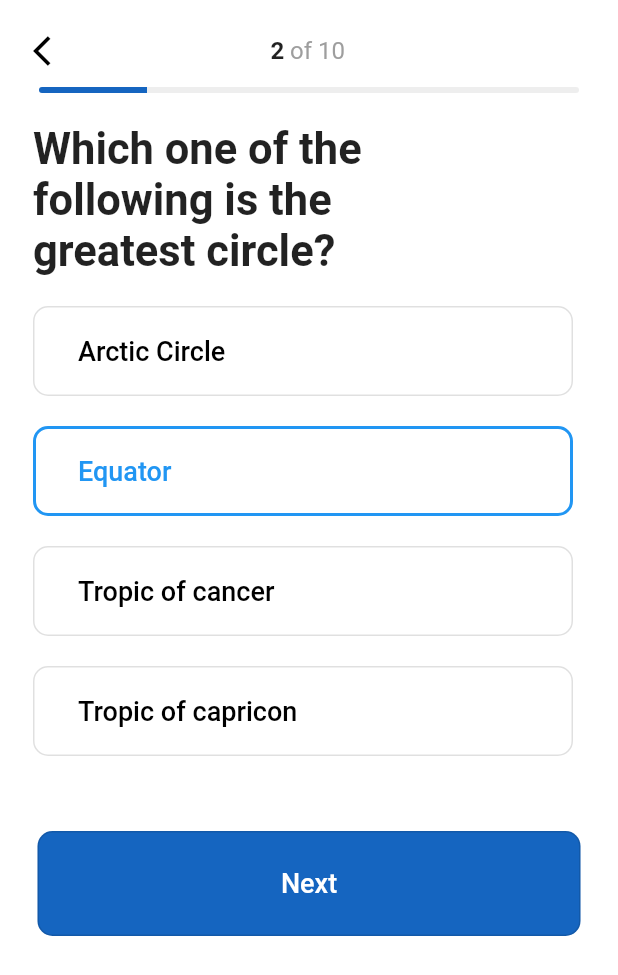
After one commit to Druxa063/flutter_lab_1, a Flutter app: the screen it shows after launch, after a tap on "Science", on a phone screen of 412 x 824 dp. The commit adds this screen. Shown: the top 975 px of the screen. Run offline on Flutter 3.47's test engine with Material 2 defaults, Android fonts, the phone set to English and light mode, and no system bars.

Commit message:
second page

```diff
--- a/lib/HomePage.dart
+++ b/lib/HomePage.dart
@@ -1,5 +1,7 @@
 import 'package:flutter/cupertino.dart';
 import 'package:flutter/material.dart';
+
+import 'SecondPage.dart';
 
 class HomePage extends StatelessWidget {
   const HomePage({Key key}) : super(key: key);
@@ -211,8 +213,8 @@ class HomePage extends StatelessWidget {
                         ))
                   ]))),
           onPressed: () {
-            //todo push page two
-            print("page two");
+            Navigator.push(context,
+                MaterialPageRoute(builder: (context) => SecondPage()));
           },
           shape: new RoundedRectangleBorder(
               borderRadius: new BorderRadius.circular(10.0)),
--- /dev/null
+++ b/lib/SecondPage.dart
@@ -0,0 +1,140 @@
+import 'package:flutter/cupertino.dart';
+import 'package:flutter/material.dart';
+
+import 'HomePage.dart';
+
+class SecondPage extends StatelessWidget {
+  const SecondPage({Key key}) : super(key: key);
+  @override
+  Widget build(BuildContext context) {
+    return Scaffold(
+        backgroundColor: Colors.white,
+        body: ListView(children: <Widget>[
+          // toolbar
+          Padding(
+              padding: EdgeInsets.only(top: 10.0, left: 10.0),
+              child: Row(
+                mainAxisAlignment: MainAxisAlignment.start,
+                children: <Widget>[
+                  Container(
+                    width: 220,
+                    child: Row(
+                        mainAxisAlignment: MainAxisAlignment.spaceBetween,
+                        children: [
+                          IconButton(
+                            icon: Icon(Icons.arrow_back_ios),
+                            color: Colors.black,
+                            onPressed: () {
+                              Navigator.push(context, MaterialPageRoute(builder: (context) => HomePage()));
+                            },
+                          ),
+                          Center(
+                              child: Row(children: [
+                                Text("2",
+                                    style: TextStyle(
+                                        fontFamily: 'Roboto',
+                                        fontWeight: FontWeight.bold,
+                                        fontSize: 16)),
+                                Text(" of 10",
+                                    style: TextStyle(
+                                        fontFamily: 'Roboto',
+                                        fontSize: 16,
+                                        color: Colors.grey))
+                              ]))
+                        ]),
+                  ),
+                ],
+              )),
+          // line pages
+          Center(
+            child: Container(
+              width: 360,
+              child: ClipRRect(
+                borderRadius: BorderRadius.all(Radius.circular(10)),
+                child: LinearProgressIndicator(
+                  backgroundColor: Colors.grey[200],
+                  valueColor: new AlwaysStoppedAnimation<Color>(
+                      Colors.blue[800]),
+                  value: 2 / 10,
+                ),
+              ),
+            ),
+          ),
+          Padding(
+              padding: EdgeInsets.only(left: 22.0, top: 20.0),
+              child: Row(children: <Widget>[
+                Text("Which one of the \nfollowing is the \ngreatest circle?",
+                    style: TextStyle(
+                        fontFamily: 'Roboto',
+                        fontWeight: FontWeight.bold,
+                        fontSize: 29.0))
+              ])),
+          _getButton("Arctic Circle", null,null),
+          _getButton(
+            "Equator",
+            Colors.blue[500],
+            BorderSide(width: 2, color: Colors.blue[500]),
+          ),
+          _getButton("Tropic of cancer",null,null),
+          _getButton("Tropic of capricon",null,null),
+          Container(
+            padding: EdgeInsets.only(left: 25, top: 50.0, right: 25),
+            height: 120,
+            child: Container(
+              decoration: new BoxDecoration(
+                  color: Colors.blue[800],
+                  borderRadius: new BorderRadius.circular(10.0)),
+              child: OutlineButton(
+                child: Text("Next",
+                    textAlign: TextAlign.center,
+                    style: TextStyle(
+                      color: Colors.white,
+                      fontSize: 18.0,
+                      fontFamily: 'Roboto',
+                    )),
+                onPressed: () {
+                  // Navigate to second route when tapped.
+                },
+                shape: new RoundedRectangleBorder(
+                    borderRadius: new BorderRadius.circular(10.0)),
+              ),
+            ),
+          ),
+        ]));
+  }
+
+  Widget _getButton(String textName, Color color, BorderSide borderSide) {
+    if (color == null) {
+      color = Colors.black;
+    }
+    return Container(
+        padding: EdgeInsets.only(top: 20.0, left: 22.0),
+        height: 80,
+        child: Row(children: <Widget>[
+          Container(
+            width: 360.0,
+            child: OutlineButton(
+              padding: EdgeInsets.only(left: 10.0),
+              child: Center(
+                  child: Container(
+                      child: Row(children: <Widget>[
+                        Padding(padding: EdgeInsets.only(left: 20.0)),
+                        Text(textName,
+                            style: TextStyle(
+                              color: color,
+                              fontSize: 18.0,
+                              fontFamily: 'Roboto',
+                            ))
+                      ]))),
+              onPressed: () {
+                // Navigate to second route when tapped.
+                print("click category");
+              },
+              borderSide: borderSide,
+              shape: new RoundedRectangleBorder(
+                  borderRadius: new BorderRadius.circular(10.0)),
+            ),
+          ),
+        ]));
+  }
+}
```
